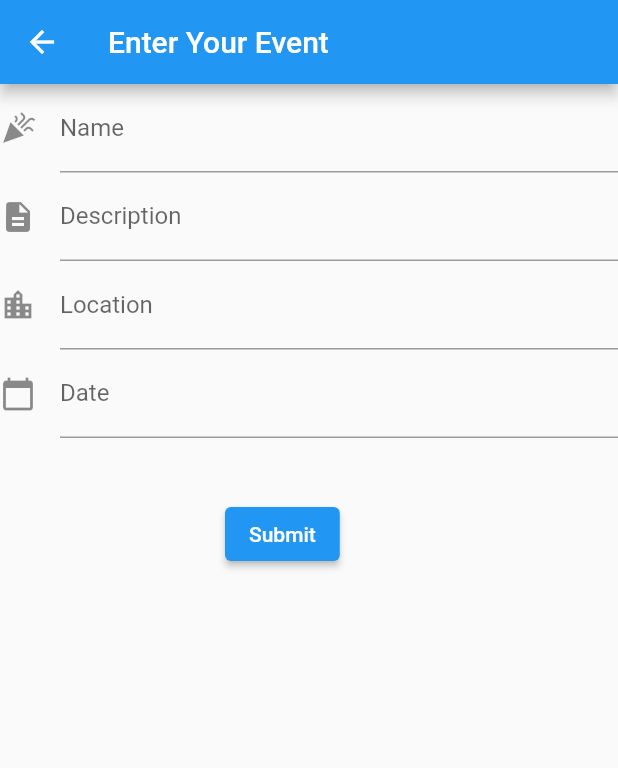
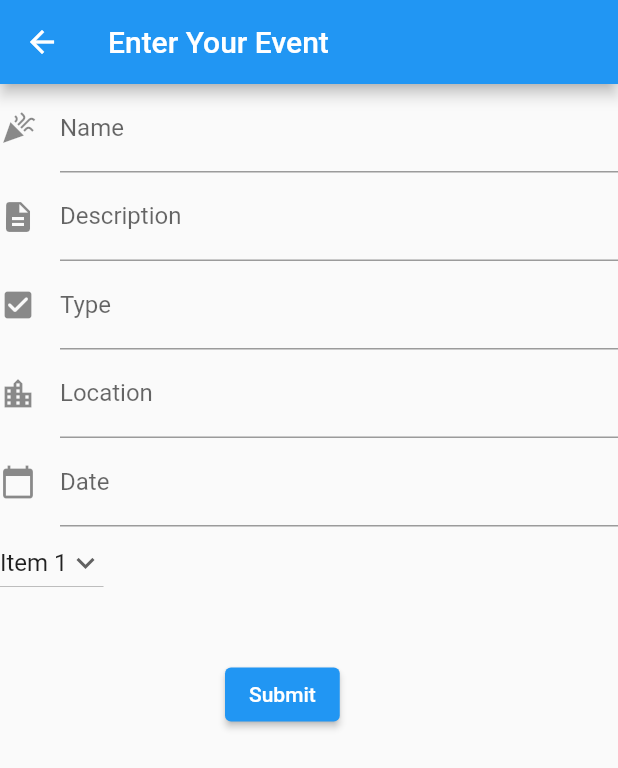
Before and after one commit to mustafasalfiti/nextactivity, a Flutter app: the screen it shows after launch, in the side drawer, after a tap on "Your Events", on a phone screen of 412 x 824 dp. Shown: the top 768 px of the screen. Run offline on Flutter 3.47's test engine with Material 2 defaults, Android fonts, the phone set to English and light mode, and no system bars.

Commit message:
fix:dropdown

```diff
--- a/client/lib/shared/mydrawer.dart
+++ b/client/lib/shared/mydrawer.dart
@@ -87,46 +87,82 @@ class MyDrawer extends StatelessWidget {
   }
 }
 
-class EventTemplate extends StatelessWidget {
-  const EventTemplate({Key? key});
+class EventTemplate extends StatefulWidget {
+  const EventTemplate({Key? key}) : super(key: key);
+
+  @override
+  State<EventTemplate> createState() => _EventTemplateState();
+}
+
+class _EventTemplateState extends State<EventTemplate> {
+  var items = [
+    'Item 1',
+    'Item 2',
+    'Item 3',
+    'Item 4',
+    'Item 5',
+  ];
+  String _dropdownValue = 'Item 1';
 
   @override
   Widget build(BuildContext context) {
     return Scaffold(
       appBar: AppBar(
-        title: const Text('Enter Your Event'),
+        title: Text('Enter Your Event'),
       ),
       body: Center(
         child: Column(
           crossAxisAlignment: CrossAxisAlignment.start,
           children: <Widget>[
             TextFormField(
-              decoration: const InputDecoration(
-                icon: const Icon(Icons.celebration),
+              decoration: InputDecoration(
+                icon: Icon(Icons.celebration),
                 hintText: 'Event name',
                 labelText: 'Name',
               ),
             ),
             TextFormField(
-              decoration: const InputDecoration(
-                icon: const Icon(Icons.description),
+              decoration: InputDecoration(
+                icon: Icon(Icons.description),
                 hintText: 'Event description',
                 labelText: 'Description',
               ),
             ),
             TextFormField(
-              decoration: const InputDecoration(
-                icon: const Icon(Icons.location_city),
+              decoration: InputDecoration(
+                icon: Icon(Icons.check_box_rounded),
+                hintText: 'Event type',
+                labelText: 'Type',
+              ),
+            ),
+            TextFormField(
+              decoration: InputDecoration(
+                icon: Icon(Icons.location_city),
                 hintText: 'Event location',
                 labelText: 'Location',
               ),
             ),
             TextFormField(
-              decoration: const InputDecoration(
-                icon: const Icon(Icons.calendar_today),
+              decoration: InputDecoration(
+                icon: Icon(Icons.calendar_today),
                 hintText: 'Event date',
                 labelText: 'Date',
               ),
+            ),
+            DropdownButton(
+              value: _dropdownValue,
+              items: items.map((String item) {
+                return DropdownMenuItem(
+                  value: item,
+                  child: Text(item),
+                );
+              }).toList(),
+              icon: Icon(Icons.keyboard_arrow_down),
+              onChanged: (String? newValue) {
+                setState(() {
+                  _dropdownValue = newValue!;
+                });
+              },
             ),
             Container(
                 padding: EdgeInsets.only(left: 150.0, top: 40.0),
```
